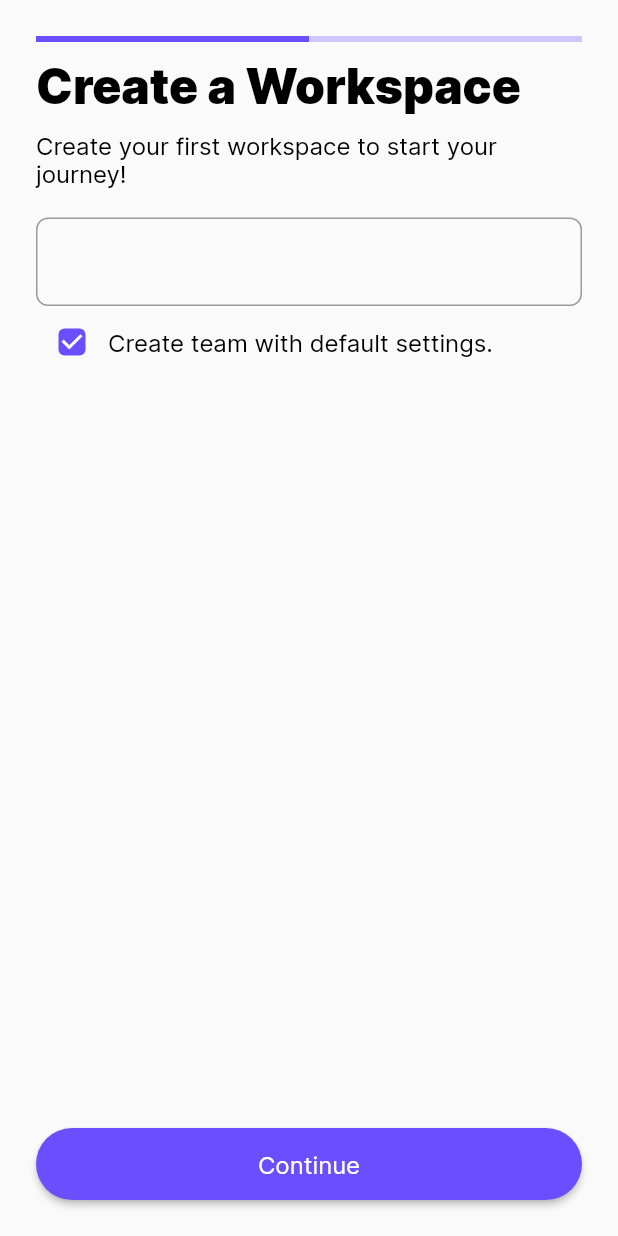
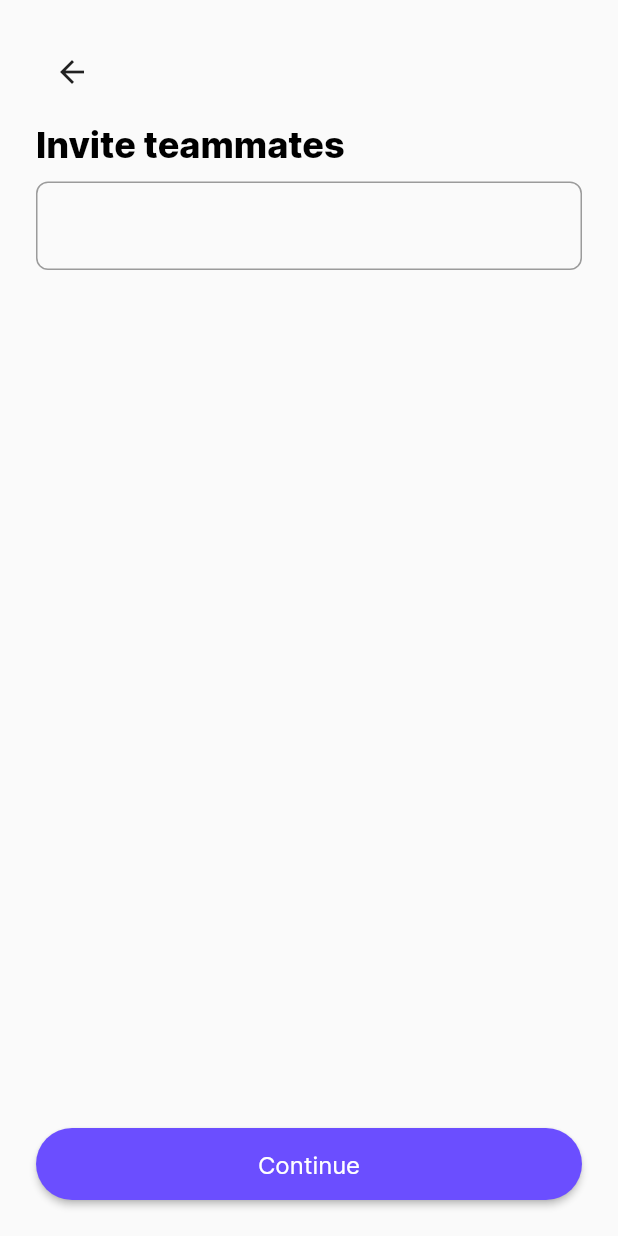
Before and after one commit to YogeshUpdhyay/contentWizard.io, a Flutter app: the Setup screen opened by its route, after a tap on "Continue", on a phone screen of 412 x 824 dp. Run offline on Flutter 3.47's test engine with Material 2 defaults, Android fonts, the light colour scheme and no system bars; our stand-ins replace flutter_svg, hooks_riverpod.

Commit message:
Add team setup screen

```diff
--- a/lib/ui/screens/Setup.dart
+++ b/lib/ui/screens/Setup.dart
@@ -5,6 +5,8 @@ import 'package:hooks_riverpod/hooks_riverpod.dart';
 
 final workspaceProvider = StateProvider<String>((ref) => "");
 final isTeamDefaultCheckedProvider = StateProvider<bool>((ref) => true);
+final teamProvider = StateProvider<List<String>>((ref) => [],);
+final teammateEmailProvider = StateProvider<String>((ref) => "");
 
 class Setup extends HookConsumerWidget {
   const Setup({super.key});
@@ -13,6 +15,17 @@ class Setup extends HookConsumerWidget {
   Widget build(BuildContext context, WidgetRef ref) {
     final bool isTeamDefaultChecked = ref.watch(isTeamDefaultCheckedProvider);
 
+    void onContinue() {
+      if (isTeamDefaultChecked) {
+        // continue with API call and add
+        // team and workspace
+      }
+      Navigator.push(
+        context,
+        MaterialPageRoute(builder: (context) => const SetupTeam())
+      );
+    }
+
     return Scaffold(
       body: SafeArea(
         child: Padding(
@@ -20,6 +33,7 @@ class Setup extends HookConsumerWidget {
           child: Column(
             crossAxisAlignment: CrossAxisAlignment.start,
             children: [
+              const SizedBox(height: 10.0,),
               const LinearProgressIndicator(
                 value: 0.5,
               ),
@@ -64,7 +78,7 @@ class Setup extends HookConsumerWidget {
               const Spacer(),
               PillButton(
                 text: "Continue",
-                onPressed: () {}
+                onPressed: onContinue
               )
             ],
           ),
@@ -73,3 +87,45 @@ class Setup extends HookConsumerWidget {
     );
   }
 }
+
+class SetupTeam extends HookConsumerWidget {
+  const SetupTeam({super.key});
+  @override
+  Widget build(BuildContext context, WidgetRef ref) {
+    return Scaffold(
+      body: Padding(
+        padding: const EdgeInsets.all(24.0),
+        child: SafeArea(
+          child: Column(
+            crossAxisAlignment: CrossAxisAlignment.start,
+            children: [
+              IconButton(
+                onPressed: () => Navigator.pop(context),
+                icon: const Icon(Icons.arrow_back)
+              ),
+              const SizedBox(height: 10.0,),
+              Text(
+                "Invite teammates",
+                style: Theme.of(context).textTheme.displayMedium,
+              ),
+              const SizedBox(height: 10.0,),
+              TextField(
+                onChanged: ((value) => ref.read(teammateEmailProvider.notifier).state = value),
+                decoration: InputDecoration(
+                  border: OutlineInputBorder(
+                    borderRadius: BorderRadius.circular(8)
+                  ),
+                )
+              ),
+              const Spacer(),
+              PillButton(
+                onPressed: () {},
+                text: "Continue"
+              )
+            ],
+          ),
+        ),
+      ),
+    );
+  }
+}
--- a/pubspec.yaml
+++ b/pubspec.yaml
@@ -82,6 +82,8 @@ flutter:
         - family: Inter
           fonts:
               - asset: "assets/font/InterFont.ttf"
+              - asset: "assets/font/Inter-ExtraBold.ttf"
+                weight: 900
     #
     # For details regarding fonts from package dependencies,
     # see https://flutter.dev/custom-fonts/#from-packages
```
Also changed, not shown: assets/font/Inter-ExtraBold.ttf (added).
